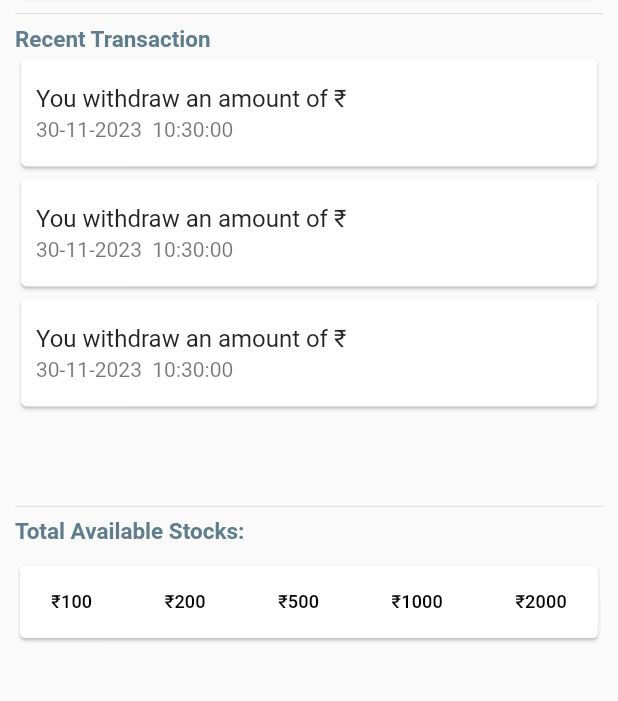
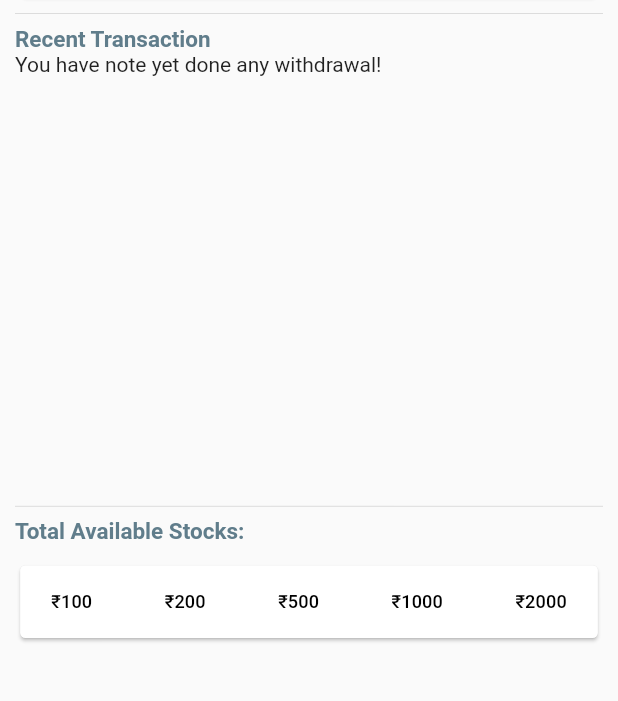
Before and after one commit to SRSONAGARA/Virtual-ATM, a Flutter app: the CashWithdrawScreen screen opened by its route, on a phone screen of 412 x 824 dp, the part 297-998 px from its top. Run offline on Flutter 3.47's test engine with Material 2 defaults, Android fonts, the light colour scheme and no system bars; our stand-ins replace flutter_bloc, sqflite; accounts and stored records are empty.

Commit message:
recent transaction logic implemented.

```diff
--- a/lib/features/cash_withdraw/bloc/cash_withdraw_cubit.dart
+++ b/lib/features/cash_withdraw/bloc/cash_withdraw_cubit.dart
@@ -7,6 +7,8 @@ import '../../../data/models/cash_model.dart';
 class CashWithdrawCubit extends Cubit<CashWithdrawState> {
   final DatabaseHelper databaseHelper = DatabaseHelper();
   CashWithdrawCubit() : super(CashWithdrawInitialState());
+
+  List<int> withdrawalTransactions= [];
 
   Future<Map<int, int>> performWithdrawal(
       int enteredAmount, List<int> noteCountList) async {
@@ -38,6 +40,7 @@ class CashWithdrawCubit extends Cubit<CashWithdrawState> {
           result.map((key, value) => MapEntry(key, -value));
 
       await databaseHelper.updateDatabase(result);
+
       final cashModel = CashModel(
         hundredRupeeNoteCount:
             negativeResult.containsKey(100) ? negativeResult[100] ?? 0 : 0,
@@ -51,8 +54,9 @@ class CashWithdrawCubit extends Cubit<CashWithdrawState> {
             negativeResult.containsKey(2000) ? negativeResult[2000] ?? 0 : 0,
         dateTime: DateTime.now(),
       );
+      await databaseHelper.insert(cashModel);
 
-      await databaseHelper.insert(cashModel);
+      withdrawalTransactions.add(enteredAmount);
       emit(CashWithdrawSuccessState());
     }
 
--- a/lib/features/cash_withdraw/cash_withdraw_screen.dart
+++ b/lib/features/cash_withdraw/cash_withdraw_screen.dart
@@ -1,3 +1,4 @@
+import 'dart:math';
 import 'package:cash_withdrawer/data/db/database_helper.dart';
 import 'package:cash_withdrawer/features/cash_table/bloc/cash_table_state.dart';
 import 'package:cash_withdrawer/features/cash_withdraw/bloc/cash_withdraw_cubit.dart';
@@ -5,9 +6,7 @@ import 'package:cash_withdrawer/features/cash_withdraw/bloc/cash_withdraw_state.
 import 'package:flutter/material.dart';
 import 'package:flutter_bloc/flutter_bloc.dart';
 import 'package:intl/intl.dart';
-
 import '../../data/models/cash_model.dart';
-import '../../data/models/denomination_count_model.dart';
 import '../cash_table/bloc/cash_table_cubit.dart';
 
 class CashWithdrawScreen extends StatefulWidget {
@@ -158,15 +157,19 @@ class _CashWithdrawScreenState extends State<CashWithdrawScreen> {
                           color: Colors.blueGrey)),
                   Expanded(
                     flex: 7,
-                    child: ListView.builder(
-                      itemCount: 3,
+                    child: cashWithdrawCubit.withdrawalTransactions.isEmpty?const Text('You have note yet done any withdrawal!'):ListView.builder(
+                      itemCount: min(
+                          3, cashWithdrawCubit.withdrawalTransactions.length),
                       itemBuilder: (context, index) {
+                        final transaction =
+                            cashWithdrawCubit.withdrawalTransactions[index];
+
                         return Card(
                           child: ListTile(
                             contentPadding:
                                 const EdgeInsets.symmetric(horizontal: 10),
                             title: Text(
-                                'You withdraw an amount of ₹ ${amountToWithdraw.text}'),
+                                'You withdraw an amount of ₹ $transaction'),
                             subtitle: Text(
                                 '${DateFormat('dd-MM-yyyy').format(DateTime.now())}  ${DateFormat('HH:mm:ss').format(DateTime.now())}'),
                           ),
```
